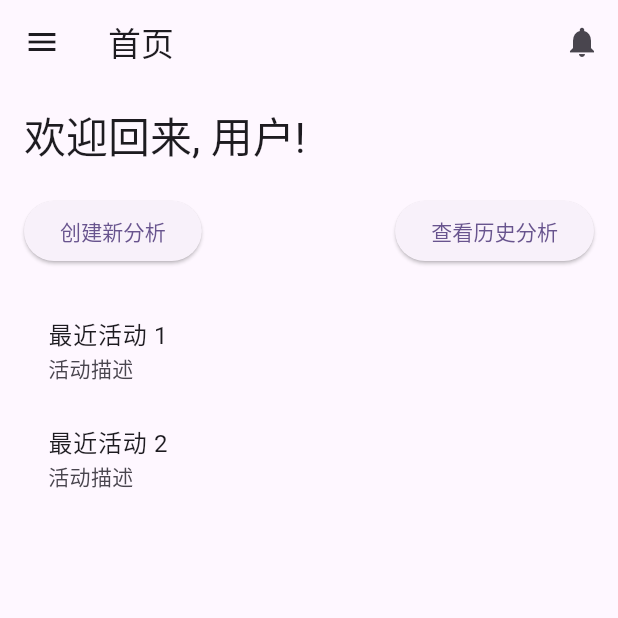
After one commit to MrZhangsun/flutter-valuable, a Flutter app: the Dashboard screen opened directly, on a phone screen of 412 x 824 dp, the top half of it. The commit adds this screen. Run offline on Flutter 3.47's test engine with Material 3 defaults, Android fonts, the phone set to English and light mode, and no system bars.

Commit message:
重构项目目录结构

```diff
--- /dev/null
+++ b/lib/features/dashborad.dart
@@ -0,0 +1,108 @@
+import 'package:flutter/material.dart';
+
+class Dashboard extends StatelessWidget {
+  const Dashboard({super.key});
+
+  @override
+  Widget build(BuildContext context) {
+    return Scaffold(
+      appBar: AppBar(
+        title: const Text('首页'),
+        actions: [
+          IconButton(
+            icon: const Icon(Icons.notifications),
+            onPressed: () {
+              // 处理通知点击事件
+            },
+          ),
+        ],
+      ),
+      drawer: Drawer(
+        child: ListView(
+          padding: EdgeInsets.zero,
+          children: [
+            const DrawerHeader(
+              decoration: BoxDecoration(
+                color: Colors.blue,
+              ),
+              child: Text('菜单'),
+            ),
+            ListTile(
+              title: const Text('主页'),
+              onTap: () {
+                // 处理主页点击事件
+                Navigator.pop(context);
+              },
+            ),
+            ListTile(
+              title: const Text('分析'),
+              onTap: () {
+                // 处理分析点击事件
+                Navigator.pop(context);
+              },
+            ),
+            ListTile(
+              title: const Text('设置'),
+              onTap: () {
+                // 处理设置点击事件
+                Navigator.pop(context);
+              },
+            ),
+          ],
+        ),
+      ),
+      body: Padding(
+        padding: const EdgeInsets.all(16.0),
+        child: Column(
+          crossAxisAlignment: CrossAxisAlignment.start,
+          children: [
+            Text(
+              '欢迎回来, 用户!',
+              style: Theme.of(context).textTheme.headlineMedium,
+            ),
+            const SizedBox(height: 20),
+            Row(
+              mainAxisAlignment: MainAxisAlignment.spaceBetween,
+              children: [
+                ElevatedButton(
+                  onPressed: () {
+                    // 创建新分析的处理逻辑
+                  },
+                  child: const Text('创建新分析'),
+                ),
+                ElevatedButton(
+                  onPressed: () {
+                    // 查看历史分析的处理逻辑
+                  },
+                  child: const Text('查看历史分析'),
+                ),
+              ],
+            ),
+            const SizedBox(height: 20),
+            Expanded(
+              child: ListView(
+                children: [
+                  ListTile(
+                    title: const Text('最近活动 1'),
+                    subtitle: const Text('活动描述'),
+                    onTap: () {
+                      // 处理最近活动点击事件
+                    },
+                  ),
+                  ListTile(
+                    title: const Text('最近活动 2'),
+                    subtitle: const Text('活动描述'),
+                    onTap: () {
+                      // 处理最近活动点击事件
+                    },
+                  ),
+                  // 可以添加更多最近活动
+                ],
+              ),
+            ),
+          ],
+        ),
+      ),
+    );
+  }
+}
--- a/lib/login.dart
+++ b/lib/features/login.dart
@@ -2,8 +2,9 @@ import 'package:flutter/material.dart';
 import 'register.dart';
 import 'package:logging/logging.dart';
 import 'package:http/http.dart' as http;
-import 'config/constants.dart';
+import '../config/constants.dart';
 import 'dart:convert';
+import 'dashborad.dart';
 
 final _logger = Logger('login');
 
@@ -48,6 +49,11 @@ class LoginPageState extends State<LoginPage> {
       // 登录成功后，跳转到首页或显示成功消息
       if (mounted) {
         // Navigator.pop(context);
+        // 登录成功，跳转到仪表盘页面
+        Navigator.pushReplacement(
+          context,
+          MaterialPageRoute(builder: (context) => const Dashboard()),
+        );
       }
     }).catchError((error) {
       // 处理错误
--- a/lib/register.dart
+++ b/lib/features/register.dart
@@ -2,7 +2,7 @@ import 'package:flutter/material.dart';
 import 'dart:convert';
 import 'package:http/http.dart' as http;
 import 'package:logging/logging.dart';
-import 'config/constants.dart';
+import '../config/constants.dart';
 
 final _logger = Logger('register');
 
--- a/lib/main.dart
+++ b/lib/main.dart
@@ -1,14 +1,15 @@
 import 'package:flutter/material.dart';
 import 'package:logging/logging.dart';
-import 'login.dart';
+import 'features/login.dart';
 
 const appName = 'Valuable App';
+final _logger = Logger('main');
 
 void main() {
   // 设定日志级别
   Logger.root.level = Level.ALL;
   Logger.root.onRecord.listen((record) {
-    print('${record.level.name}: ${record.time}: ${record.message}');
+    _logger.info('${record.level.name}: ${record.time}: ${record.message}');
   });
   runApp(const ValuableApp());
 }
```
